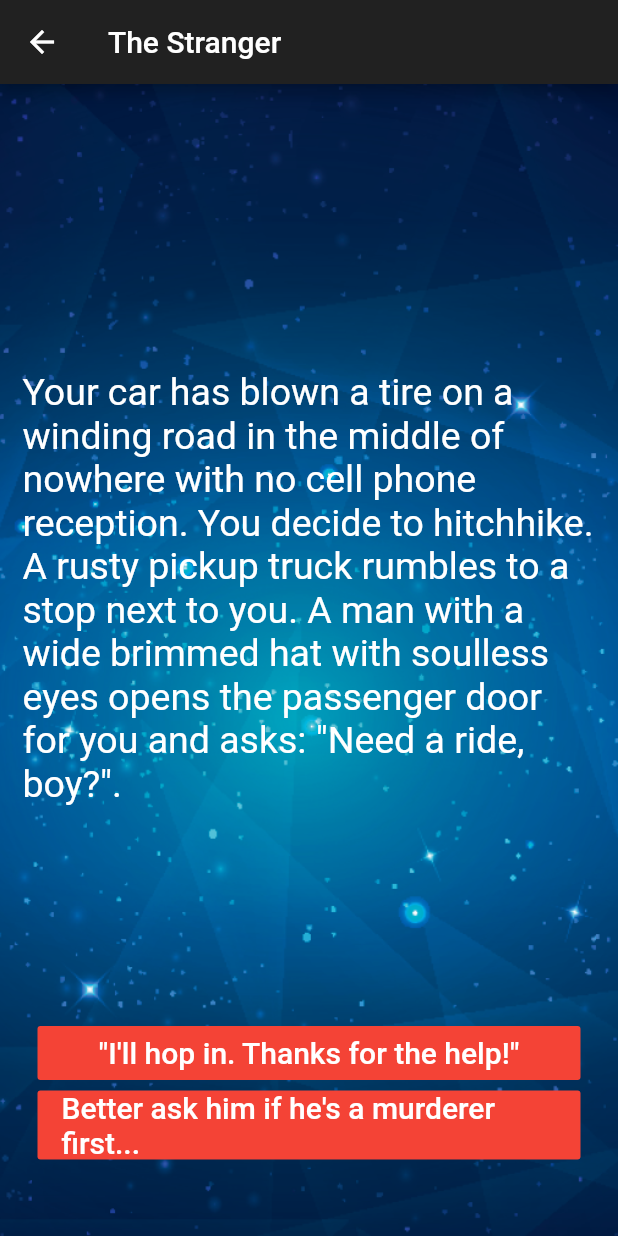
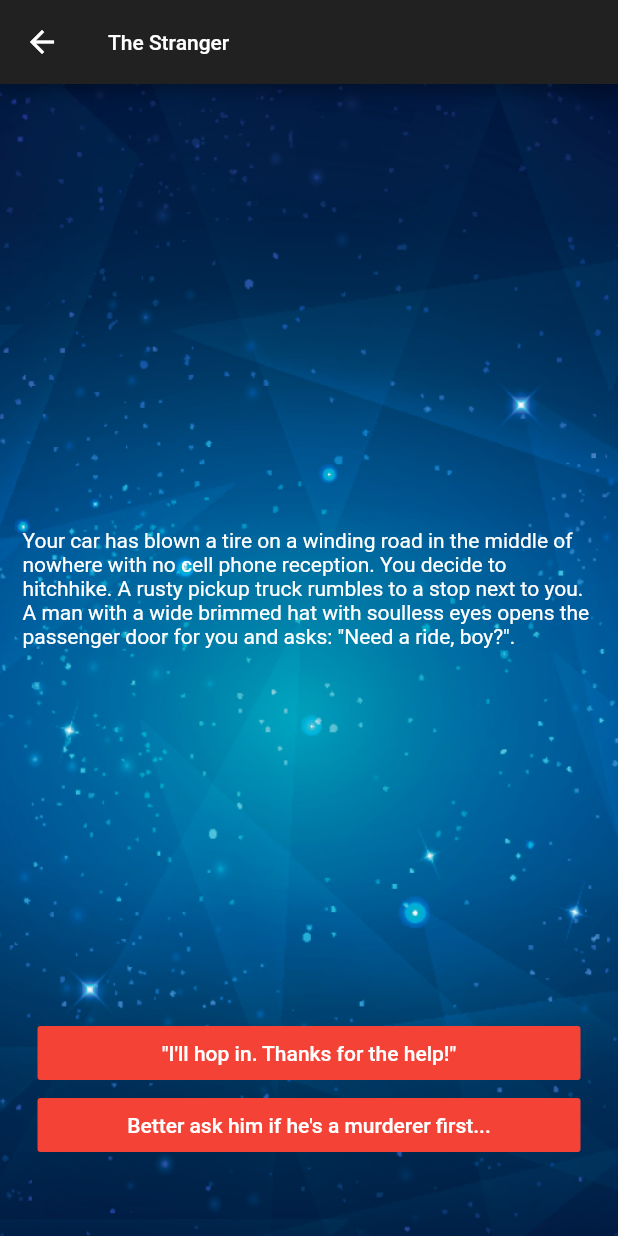
Before and after one commit to saileshbro/Your-Destiny, a Flutter app: the screen it shows after launch, after a tap on "The Stranger", on a phone screen of 412 x 824 dp. Run offline on Flutter 3.47's test engine with Material 2 defaults, Android fonts, the phone set to English and light mode, and no system bars; our stand-ins replace easy_localization, shared_preferences, splashscreen.

Commit message:
Added font handling to story page.

```diff
--- a/lib/settings_page.dart
+++ b/lib/settings_page.dart
@@ -37,7 +37,7 @@ class _SettingsPageState extends State<SettingsPage> {
   @override
   Widget build(BuildContext context) {
     return Scaffold(
-      appBar: AppBar(title: Text('Settings', style: InheritedFont.of(context).style,),),
+      appBar: AppBar(title: Text('Settings',),),
       body: Padding(
         padding: const EdgeInsets.symmetric(horizontal: 10.0),
         child: Column(
--- a/lib/story_page.dart
+++ b/lib/story_page.dart
@@ -3,6 +3,7 @@ import 'package:flutter/material.dart';
 import 'story_brain.dart';
 import 'story.dart';
 import 'package:easy_localization/easy_localization.dart';
+import 'font_manager.dart';
 
 class StoryPage extends StatefulWidget {
   final int index;
@@ -15,7 +16,19 @@ class StoryPage extends StatefulWidget {
 
 class _StoryPageState extends State<StoryPage> {
   final int index;
+  TextStyle _style = TextStyle();
+
   _StoryPageState(this.index);
+
+  @override
+  void initState() {
+    super.initState();
+    WidgetsBinding.instance.addPostFrameCallback((_) {
+      setState(() {
+        _style = InheritedFont.of(context).style;
+      });
+    });
+  }
 
   void refreshStoryPage(int newPageIndex) {
     setState(() {
@@ -27,7 +40,7 @@ class _StoryPageState extends State<StoryPage> {
   @override
   Widget build(BuildContext context) {
     return Scaffold(
-      appBar: AppBar(title: Text(storyBrain.getTitle().tr())),
+      appBar: AppBar(title: Text(storyBrain.getTitle().tr(), style: _style,)),
       body: Container(
         decoration: BoxDecoration(
           image: DecorationImage(
@@ -47,13 +60,11 @@ class _StoryPageState extends State<StoryPage> {
                 child: Center(
                   child: Text(
                     storyBrain.getPage().text.tr(),
-                    style: TextStyle(
-                      fontSize: 25.0,
-                    ),
+                    style: _style
                   ),
                 ),
               ),
-              ...choiceButtonList(storyBrain.getPage(), refreshStoryPage),
+              ...choiceButtonList(storyBrain.getPage(), refreshStoryPage, _style),
             ],
           ),
         ),
@@ -62,13 +73,14 @@ class _StoryPageState extends State<StoryPage> {
   }
 }
 
-List<Widget> choiceButtonList(SPage storyPage, Function refreshStoryPage) {
+List<Widget> choiceButtonList(SPage storyPage, Function refreshStoryPage, TextStyle style) {
   int numButtons = storyPage.choices.length;
   List<Widget> toReturn = List<Widget>();
   for (int i = 0; i < numButtons; i++) {
     toReturn.add(
       choiceButton(
         text: storyPage.choices[i].text.tr(),
+        style: style,
         index: i,
         refreshStoryPage: refreshStoryPage,
       ),
@@ -77,7 +89,7 @@ List<Widget> choiceButtonList(SPage storyPage, Function refreshStoryPage) {
   return toReturn;
 }
 
-Widget choiceButton({String text, int index, Function refreshStoryPage}) {
+Widget choiceButton({String text, TextStyle style, int index, Function refreshStoryPage}) {
   return Padding(
     padding: EdgeInsets.symmetric(horizontal: 10.0),
     child: FlatButton(
@@ -88,9 +100,7 @@ Widget choiceButton({String text, int index, Function refreshStoryPage}) {
       color: Colors.red,
       child: Text(
         text,
-        style: TextStyle(
-          fontSize: 20.0,
-        ),
+        style: style
       ),
     ),
   );
```
